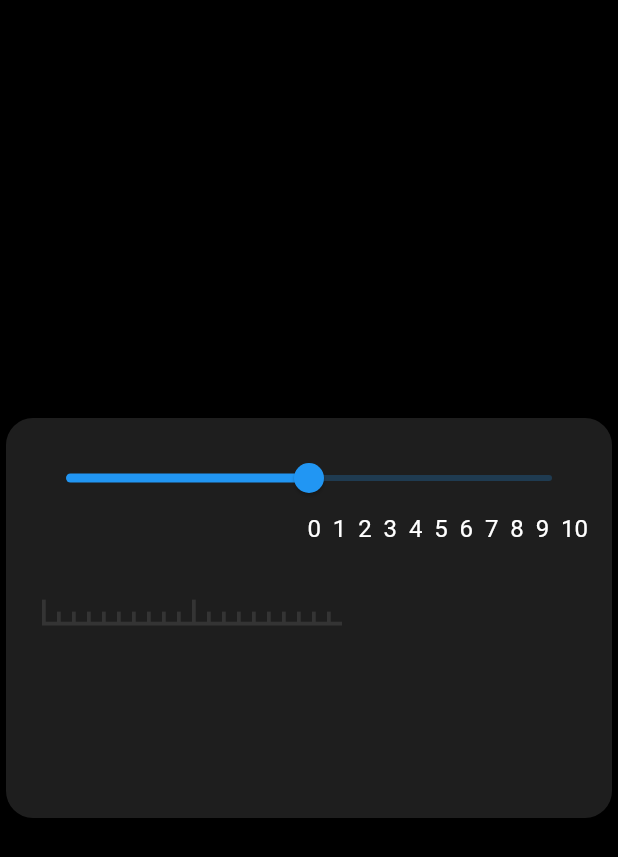
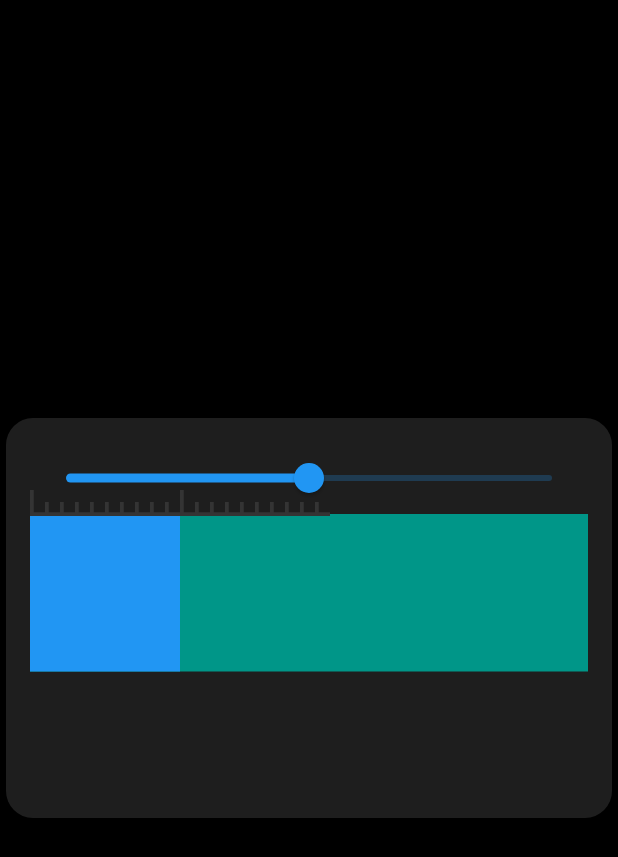
Before and after one commit to olegalibekov/widget_templates, a Flutter app: the screen it shows after launch, on a phone screen of 412 x 824 dp. Shown: the top 857 px of the screen. Run offline on Flutter 3.47's test engine with Material 2 defaults, Android fonts, the light colour scheme and no system bars; our stand-ins replace marquee.

Commit message:
Part of combination player slider

```diff
--- /dev/null
+++ b/lib/templates/player_handle_canvas.dart
@@ -0,0 +1,11 @@
+import 'package:flutter/widgets.dart';
+
+class PlayerHandleCanvas extends CustomPainter {
+  @override
+  void paint(Canvas canvas, Size size) {
+    print('paint');
+  }
+
+  @override
+  bool shouldRepaint(covariant CustomPainter oldDelegate) => true;
+}
--- a/lib/templates/player_slider_canvas.dart
+++ b/lib/templates/player_line_canvas.dart
@@ -1,6 +1,6 @@
 import 'package:flutter/material.dart';
 
-class PlayerSliderLineCanvas extends CustomPainter {
+class PlayerLineCanvas extends CustomPainter {
   final double _lineLength = 100.0;
   final double _maxLineHeight = 16;
   final double _thickness = 2.5;
--- a/lib/templates/player_slider.dart
+++ b/lib/templates/player_slider.dart
@@ -1,5 +1,8 @@
+import 'dart:math';
+
 import 'package:flutter/material.dart';
-import 'package:widget_templates/templates/player_slider_canvas.dart';
+import 'package:widget_templates/templates/player_handle_canvas.dart';
+import 'package:widget_templates/templates/player_line_canvas.dart';
 import 'package:widget_templates/templates/widget_player.dart';
 import 'dart:async';
 
@@ -26,6 +29,15 @@ class _PlayerSliderState extends State<PlayerSlider>
   double _valueBeforeScrolling;
   List<Widget> _seconds = [];
   Timer _timer;
+
+  final double _handleHeight = 100.0;
+  final double _handleMiddlePadding = 5.0;
+  final double _handleDefaultWidth = 8.0;
+  double _handleMiddleWidth = 8.0;
+  double _handleMiddleHeight = 100.0 / 3;
+  double _handleEdgeLinesWidth = 2.0;
+
+  BorderRadiusGeometry _handleBorderRadius = BorderRadius.circular(12);
 
   @override
   void initState() {
@@ -82,7 +94,6 @@ class _PlayerSliderState extends State<PlayerSlider>
               setState(() => _currentSliderValue = _animation.value);
             });
 
-            // print(_scrollController.position.scrol);
             _scrollController.jumpTo(
                 _timeLinePosition * _scrollController.position.maxScrollExtent);
           },
@@ -105,28 +116,76 @@ class _PlayerSliderState extends State<PlayerSlider>
             }
           }),
       Container(
-          height: wholeWidgetHeight * 0.237,
-          width: double.infinity,
-          child: ListView(
-              controller: _scrollController,
-              scrollDirection: Axis.horizontal,
-              physics: NeverScrollableScrollPhysics(),
-              children: <Widget>[
-                SizedBox(width: wholeWidgetWidth / 2 - 25),
-                ..._seconds,
-                SizedBox(width: wholeWidgetWidth / 2 - 40)
-              ])),
-      Container(
-          // color: Colors.teal,
-          height: 60,
-          child: Padding(
-            padding: const EdgeInsets.all(8.0),
-            child: Align(
-                alignment: Alignment.center,
-                child: CustomPaint(
-                    size: Size(wholeWidgetWidth, wholeWidgetHeight),
-                    painter: PlayerSliderLineCanvas())),
-          ))
+          color: Colors.teal,
+          height: _handleHeight + _handleMiddlePadding,
+          width: wholeWidgetWidth,
+          child: Stack(children: [
+            // Positioned(
+            //     top: (_handleHeight + _handleMiddlePadding) / 2,
+            //     child: Container(
+            //         color: Colors.blue,
+            //         child: Column(
+            //             children: [CustomPaint(painter: PlayerLineCanvas())]))),
+            ListView(
+                controller: _scrollController,
+                scrollDirection: Axis.horizontal,
+                physics: NeverScrollableScrollPhysics(),
+                children: <Widget>[
+                  // SizedBox(width: wholeWidgetWidth / 2 - 25),
+                  Container(
+                      color: Colors.blue,
+                      child: Column(
+                          // mainAxisSize: MainAxisSize.max,
+                          children: [
+                            SizedBox(
+                                width: 100,
+                                height: 20,
+                                child: CustomPaint(
+                                    size: Size(100, 20),
+                                    painter: PlayerLineCanvas())),
+                            // Row(children: [..._seconds])
+                          ])),
+                  SizedBox(width: wholeWidgetWidth / 2 - 40)
+                ])
+            // SizedBox(
+            //     height: _handleHeight + _handleMiddlePadding,
+            //     child: GestureDetector(
+            //         onPanUpdate: (details) {
+            //           setState(() {
+            //             _handleMiddleHeight =
+            //                 _handleHeight / 3 + _handleMiddlePadding;
+            //             _handleMiddleWidth = _handleEdgeLinesWidth;
+            //             _handleBorderRadius = BorderRadius.circular(0.0);
+            //           });
+            //         },
+            //         onPanEnd: (details) {
+            //           setState(() {
+            //             _handleMiddleHeight = _handleHeight / 3;
+            //             _handleMiddleWidth = _handleDefaultWidth;
+            //             _handleBorderRadius = BorderRadius.circular(12.0);
+            //           });
+            //         },
+            //         child: Column(children: [
+            //           Container(
+            //               width: _handleEdgeLinesWidth,
+            //               height: _handleHeight / 3,
+            //               color: Colors.white),
+            //           Spacer(),
+            //           AnimatedContainer(
+            //               width: _handleMiddleWidth,
+            //               height: _handleMiddleHeight,
+            //               decoration: BoxDecoration(
+            //                   color: Colors.white,
+            //                   borderRadius: _handleBorderRadius),
+            //               duration: Duration(milliseconds: 300),
+            //               curve: Curves.fastOutSlowIn),
+            //           Spacer(),
+            //           Container(
+            //               width: _handleEdgeLinesWidth,
+            //               height: _handleHeight / 3,
+            //               color: Colors.white)
+            //         ])))
+          ]))
     ]);
   }
 }
```
